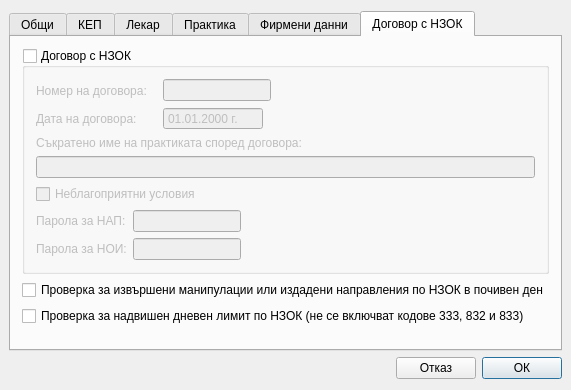
Old version of the form src/View/Widgets/SettingsDialog.ui in the repository thefinalcutbg/DinoDent.
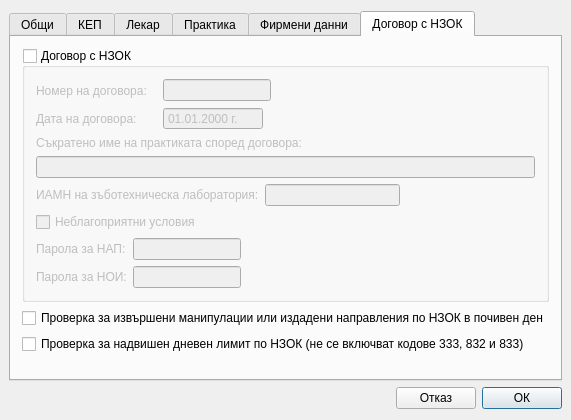
New version of the form. The open tabs and pages were chosen to show the change. Custom widgets are drawn as their Qt base class.

Commit message: IAMN dental technician field added in NHIF contract. 1.11.0 ver release

What changed in the file:
```diff
--- a/src/View/Widgets/SettingsDialog.ui
+++ b/src/View/Widgets/SettingsDialog.ui
@@ -7,7 +7,7 @@
     <x>0</x>
     <y>0</y>
     <width>563</width>
-    <height>390</height>
+    <height>420</height>
    </rect>
   </property>
   <property name="minimumSize">
@@ -1404,6 +1404,40 @@
             </property>
            </widget>
           </item>
+          <item>
+           <layout class="QHBoxLayout" name="horizontalLayout_35">
+            <property name="bottomMargin">
+             <number>0</number>
+            </property>
+            <item>
+             <widget class="QLabel" name="label_29">
+              <property name="text">
+               <string>ИАМН на зъботехническа лаборатория:</string>
+              </property>
+             </widget>
+            </item>
+            <item>
+             <widget class="LineEdit" name="iamnEdit">
+              <property name="maxLength">
+               <number>10</number>
+              </property>
+             </widget>
+            </item>
+            <item>
+             <spacer name="horizontalSpacer_27">
+              <property name="orientation">
+               <enum>Qt::Horizontal</enum>
+              </property>
+              <property name="sizeHint" stdset="0">
+               <size>
+                <width>40</width>
+                <height>20</height>
+               </size>
+              </property>
+             </spacer>
+            </item>
+           </layout>
+          </item>
           <item>
            <widget class="QCheckBox" name="unfavCheck">
             <property name="text">
```
Left out of the diff: 2 changed lines with no effect on the pictures. The commit also changes 11 other files.
